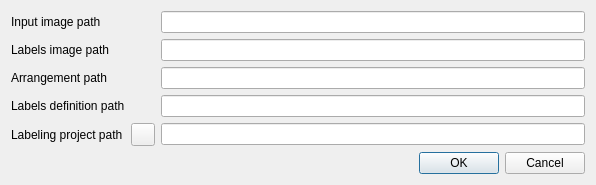
Above: src/QLabelling/qt/QArrangementLabellingSaveProjectDialog.ui from oliviertournaire/QLabelling before the change. Below: the same form after it.
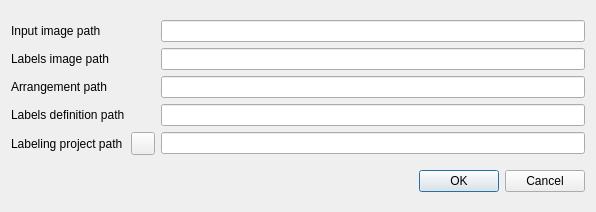
That is the form after the change. Icons and pictures are not drawn.

What changed in the file:
```diff
--- a/src/QLabelling/qt/QArrangementLabellingSaveProjectDialog.ui
+++ b/src/QLabelling/qt/QArrangementLabellingSaveProjectDialog.ui
@@ -7,7 +7,7 @@
     <x>0</x>
     <y>0</y>
     <width>596</width>
-    <height>175</height>
+    <height>212</height>
    </rect>
   </property>
   <property name="windowTitle">
@@ -26,7 +26,7 @@
      <item row="3" column="2">
       <widget class="QLineEdit" name="_lineEditLabelsDefinitionPath">
        <property name="readOnly">
-        <bool>true</bool>
+        <bool>false</bool>
        </property>
       </widget>
      </item>
```
